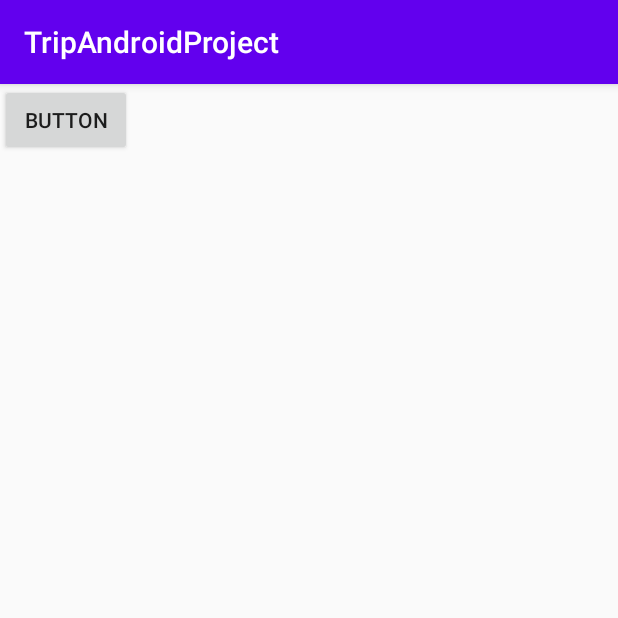
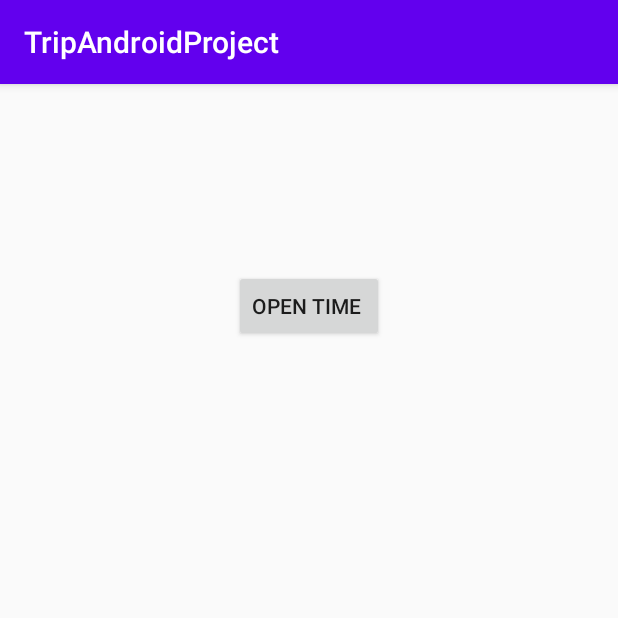
Before and after one commit to MarwaZabara/TripAndroidProject, an Android app: the screen it shows after launch (LoginActivity before the commit, TestReminder after it), on a phone screen of 412 x 824 dp, the top half of it. Run offline under Robolectric (Android 15) with nearby library versions, the phone set to English and light mode, and no system bars.

Commit message:
reminder work with sound

```diff
--- /dev/null
+++ b/app/src/main/java/com/example/tripandroidproject/Contract/Base/IBase.java
@@ -0,0 +1,6 @@
+package com.example.tripandroidproject.Contract.Base;
+
+public interface IBase {
+    public void onSucess();
+    public void onFail();
+}
--- /dev/null
+++ b/app/src/main/java/com/example/tripandroidproject/View/UnderTest/TestReminder.java
@@ -0,0 +1,46 @@
+package com.example.tripandroidproject.View.UnderTest;
+
+import androidx.appcompat.app.AppCompatActivity;
+import androidx.fragment.app.DialogFragment;
+
+import android.app.AlarmManager;
+import android.app.PendingIntent;
+import android.app.TimePickerDialog;
+import android.content.Context;
+import android.content.Intent;
+import android.os.Bundle;
+import android.view.View;
+import android.widget.Button;
+import android.widget.TimePicker;
+
+import com.example.tripandroidproject.Broadcast.ReminderService.ReminderReceiver;
+import com.example.tripandroidproject.Custom.TimePicker.TimePickerFragment;
+import com.example.tripandroidproject.Presenter.Reminder.ReminderPresenter;
+import com.example.tripandroidproject.R;
+
+import java.util.Calendar;
+
+public class TestReminder extends AppCompatActivity implements TimePickerDialog.OnTimeSetListener {
+    @Override
+    protected void onCreate(Bundle savedInstanceState) {
+        super.onCreate(savedInstanceState);
+        setContentView(R.layout.activity_test_reminder);
+    }
+
+    @Override
+    public void onTimeSet(TimePicker view, int hourOfDay, int minute) {
+        Calendar calendar = Calendar.getInstance();
+        calendar.set(Calendar.HOUR_OF_DAY, hourOfDay);
+        calendar.set(Calendar.MINUTE, minute);
+        calendar.set(Calendar.SECOND, 0);
+        ReminderPresenter reminderPresenter = new ReminderPresenter(this);
+        reminderPresenter.startReminderService(calendar);
+//        startAlarmService(calendar);
+    }
+
+
+    public void openTime(View view) {
+        DialogFragment timePicker = new TimePickerFragment();
+        timePicker.show(getSupportFragmentManager(),"time picker");
+    }
+}
--- /dev/null
+++ b/app/src/main/res/layout/activity_test_reminder.xml
@@ -0,0 +1,19 @@
+<?xml version="1.0" encoding="utf-8"?>
+<androidx.constraintlayout.widget.ConstraintLayout xmlns:android="http://schemas.android.com/apk/res/android"
+    xmlns:app="http://schemas.android.com/apk/res-auto"
+    xmlns:tools="http://schemas.android.com/tools"
+    android:layout_width="match_parent"
+    android:layout_height="match_parent"
+    tools:context=".View.UnderTest.TestReminder">
+
+    <Button
+        android:id="@+id/openTimeBtn"
+        android:layout_width="wrap_content"
+        android:layout_height="wrap_content"
+        android:layout_marginTop="124dp"
+        android:onClick="openTime"
+        android:text="Open Time "
+        app:layout_constraintEnd_toEndOf="parent"
+        app:layout_constraintStart_toStartOf="parent"
+        app:layout_constraintTop_toTopOf="parent" />
+</androidx.constraintlayout.widget.ConstraintLayout>
--- a/app/src/main/res/values/styles.xml
+++ b/app/src/main/res/values/styles.xml
@@ -7,5 +7,12 @@
         <item name="colorPrimaryDark">@color/colorPrimaryDark</item>
         <item name="colorAccent">@color/colorAccent</item>
     </style>
-
+    <style name="Theme.AppCompat.Transparent.NoActionBar" parent="Theme.AppCompat.Light.NoActionBar">
+        <item name="android:windowIsTranslucent">true</item>
+        <item name="android:windowBackground">@android:color/transparent</item>
+        <item name="android:windowContentOverlay">@null</item>
+        <item name="android:windowNoTitle">true</item>
+        <item name="android:windowIsFloating">true</item>
+        <item name="android:backgroundDimEnabled">false</item>
+    </style>
 </resources>
```
Also changed, not shown: app/src/main/AndroidManifest.xml (+17 -3 lines), app/src/main/java/com/example/tripandroidproject/Broadcast/ReminderService/ReminderReceiver.java (added, +23 -0 lines), app/src/main/java/com/example/tripandroidproject/Contract/Reminder/Reminder.java (added, +18 -0 lines), app/src/main/java/com/example/tripandroidproject/Custom/TimePicker/TimePickerFragment.java (added, +23 -0 lines), app/src/main/java/com/example/tripandroidproject/Model/ReminderModel/ReminderModel.java (added, +32 -0 lines), app/src/main/java/com/example/tripandroidproject/Presenter/Reminder/ReminderPresenter.java (added, +34 -0 lines), app/src/main/java/com/example/tripandroidproject/View/Reminder/ReminderActivity.java (added, +91 -0 lines), app/src/main/res/layout/activity_reminder.xml (added, +9 -0 lines), 1 other file.
